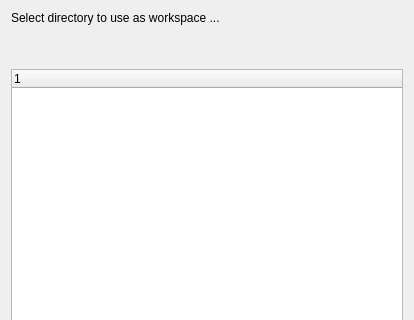
The window that create_workspace_dialog.ui (durd07/sim-qt) describes before a commit, drawn with Qt 5; both pictures show x 0 to 414 and y 0 to 320 of the 414 by 480 pixel window.
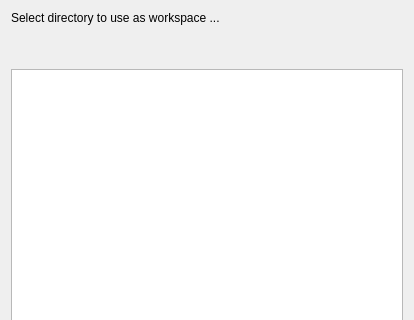
The same window after the commit.

Patch:
```diff
--- a/create_workspace_dialog.ui
+++ b/create_workspace_dialog.ui
@@ -40,13 +40,7 @@
       </spacer>
      </item>
      <item>
-      <widget class="QTreeWidget" name="DirectoryTreeWidget">
-       <column>
-        <property name="text">
-         <string notr="true">1</string>
-        </property>
-       </column>
-      </widget>
+      <widget class="QTreeView" name="DirecotoryTreeView"/>
      </item>
      <item>
       <layout class="QHBoxLayout" name="horizontalLayout_2">
```
Left out of the diff: 2 changed lines with no effect on the pictures.
